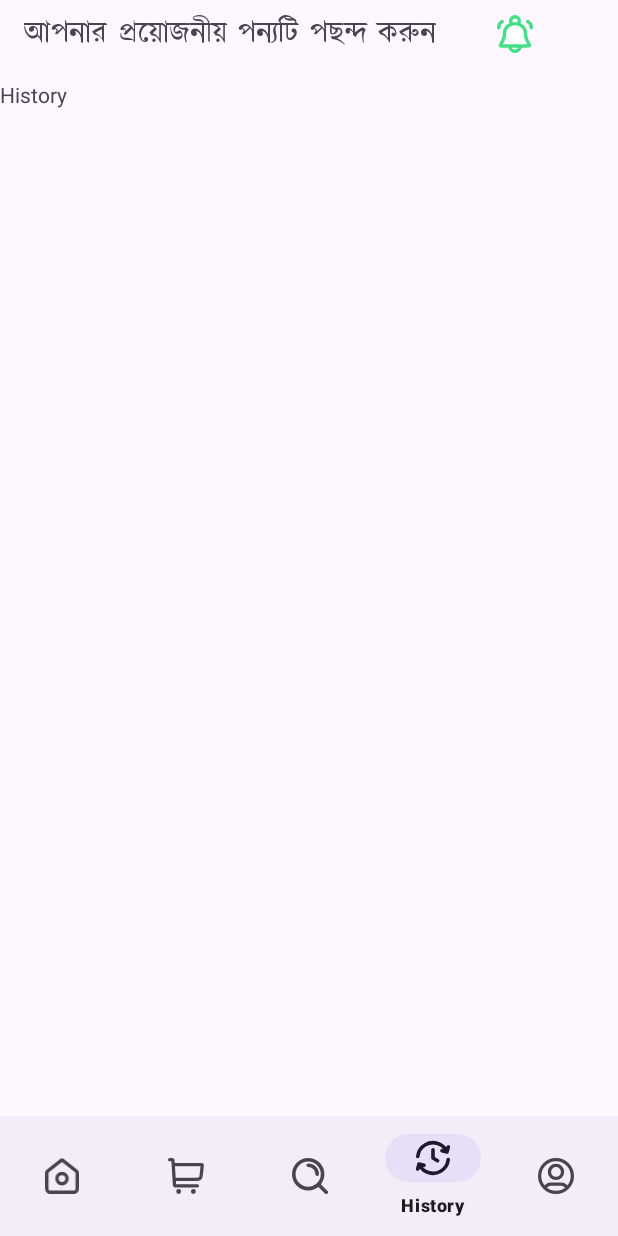
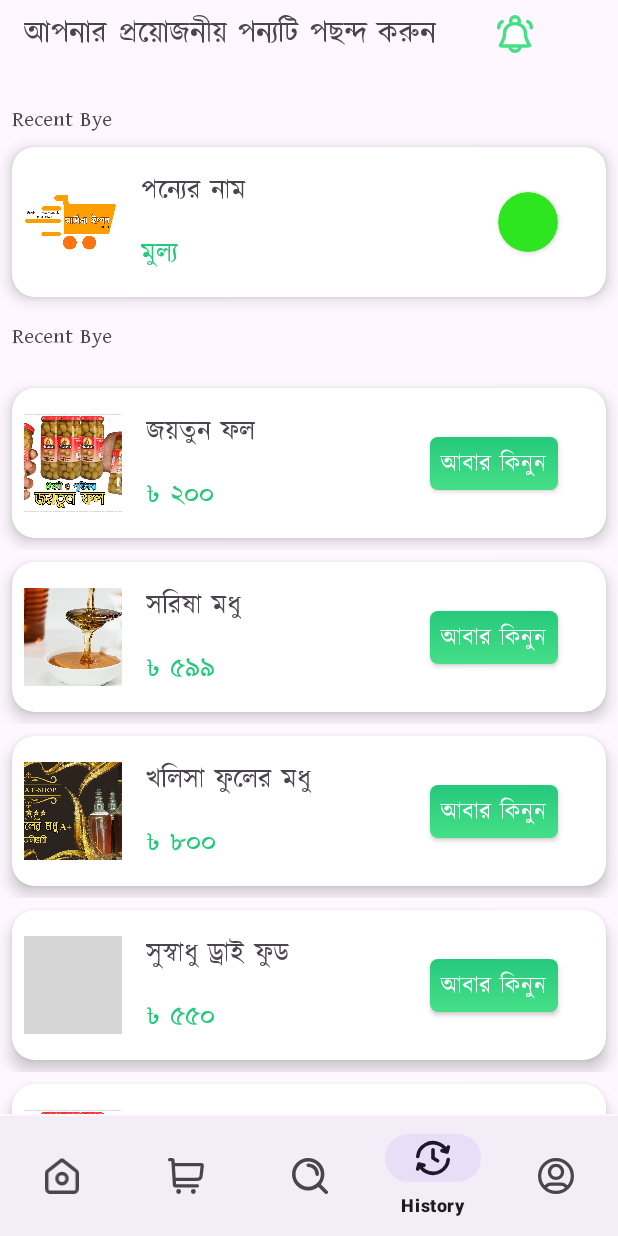
Before and after one commit to saifullah5555/Madina-Eshop-App, an Android app: the HistoryFragment screen opened through its navigation route, on a phone screen of 412 x 824 dp. Run offline under Robolectric (Android 15) with nearby library versions, the light colour scheme and no system bars; our stand-ins replace navigation-ui; libraries missing offline, so code that uses them is left out: com.denzcoskun.imageslider; 10 statements that could not run were skipped; grey boxes are pictures that could not be loaded.

Commit message:
alhamdulillah history fragment Porjonto All ok, Date:4/10/2023. Time: 11:30 Pm Sokal. Neat Root Video 8no. ses holo

```diff
--- a/app/src/main/java/com/madinafinal/madinaeshop/Freagment/HistoryFragment.kt
+++ b/app/src/main/java/com/madinafinal/madinaeshop/Freagment/HistoryFragment.kt
@@ -5,56 +5,52 @@ import androidx.fragment.app.Fragment
 import android.view.LayoutInflater
 import android.view.View
 import android.view.ViewGroup
+import androidx.recyclerview.widget.LinearLayoutManager
 import com.madinafinal.madinaeshop.R
+import com.madinafinal.madinaeshop.adapter.ByeAgainAdapter
+import com.madinafinal.madinaeshop.databinding.FragmentHistoryBinding
 
-// TODO: Rename parameter arguments, choose names that match
-// the fragment initialization parameters, e.g. ARG_ITEM_NUMBER
-private const val ARG_PARAM1 = "param1"
-private const val ARG_PARAM2 = "param2"
-
-/**
- * A simple [Fragment] subclass.
- * Use the [HistoryFragment.newInstance] factory method to
- * create an instance of this fragment.
- */
 class HistoryFragment : Fragment() {
-    // TODO: Rename and change types of parameters
-    private var param1: String? = null
-    private var param2: String? = null
+    private lateinit var binding: FragmentHistoryBinding
+    private lateinit var byeAgainAdapter: ByeAgainAdapter
 
     override fun onCreate(savedInstanceState: Bundle?) {
         super.onCreate(savedInstanceState)
-        arguments?.let {
-            param1 = it.getString(ARG_PARAM1)
-            param2 = it.getString(ARG_PARAM2)
-        }
+
     }
 
     override fun onCreateView(
         inflater: LayoutInflater, container: ViewGroup?,
         savedInstanceState: Bundle?
-    ): View? {
+    ): View {
+        binding= FragmentHistoryBinding.inflate(layoutInflater,container,false)
         // Inflate the layout for this fragment
-        return inflater.inflate(R.layout.fragment_history, container, false)
+        setupRecyclerView()
+        return binding.root
+    }
+    private fun setupRecyclerView(){
+         val byeagainFoodName = listOf("জয়তুন ফল", "সরিষা মধু", "খলিসা ফুলের মধু", "সুস্বাধু ড্রাই ফুড",
+            "জয়তুন ফল", "সরিষা মধু", "খলিসা ফুলের মধু", "সুস্বাধু ড্রাই ফুড")
+
+        val byeagainFoodPrice = listOf("৳ ২০০", "৳ ৫৯৯", "৳ ৮০০", "৳ ৫৫০",
+            "৳ ২০০", "৳ ৫৯৯", "৳ ৮০০", "৳ ৫৫০")
+
+         val byeagainFoodImage = listOf(
+            R.drawable.jaytun_banner2,
+            R.drawable.sorisamodhu_banner,
+            R.drawable.khalisa_banner,
+            R.drawable.dryfood_banner,
+            R.drawable.jaytun_banner2,
+            R.drawable.sorisamodhu_banner,
+            R.drawable.khalisa_banner,
+            R.drawable.dryfood_banner,)
+        byeAgainAdapter = ByeAgainAdapter(byeagainFoodName,byeagainFoodPrice,byeagainFoodImage)
+        binding.ByeAgainRecyclerView.adapter = byeAgainAdapter
+        binding.ByeAgainRecyclerView.layoutManager= LinearLayoutManager(requireContext())
     }
 
     companion object {
-        /**
-         * Use this factory method to create a new instance of
-         * this fragment using the provided parameters.
-         *
-         * @param param1 Parameter 1.
-         * @param param2 Parameter 2.
-         * @return A new instance of fragment HistoryFragment.
-         */
-        // TODO: Rename and change types and number of parameters
-        @JvmStatic
-        fun newInstance(param1: String, param2: String) =
-            HistoryFragment().apply {
-                arguments = Bundle().apply {
-                    putString(ARG_PARAM1, param1)
-                    putString(ARG_PARAM2, param2)
-                }
-            }
+
+
     }
 }
--- a/app/src/main/java/com/madinafinal/madinaeshop/Freagment/SearchFragment.kt
+++ b/app/src/main/java/com/madinafinal/madinaeshop/Freagment/SearchFragment.kt
@@ -52,6 +52,7 @@ class SearchFragment : Fragment() {
         binding.allMenuRecyclerView.adapter = adapter
 
             //setup for Search View
+
             setupSearchView()
             //show all menu items
             showAllMane()
--- /dev/null
+++ b/app/src/main/java/com/madinafinal/madinaeshop/adapter/ByeAgainAdapter.kt
@@ -0,0 +1,36 @@
+package com.madinafinal.madinaeshop.adapter
+
+import android.view.LayoutInflater
+import android.view.ViewGroup
+import androidx.recyclerview.widget.RecyclerView
+import com.madinafinal.madinaeshop.databinding.ByeAgainItemBinding
+
+class ByeAgainAdapter(private val ByeAgainFoodNamee: List<String>,
+                      private val ByeAgainFoodPricee: List<String>,
+                      private val ByeAgainFoodImagee: List<Int>
+): RecyclerView
+.Adapter<ByeAgainAdapter.ByeAgainViewHolder>() {
+
+    override fun onBindViewHolder(holder: ByeAgainViewHolder, position: Int) {
+        holder.bind(ByeAgainFoodNamee[position],ByeAgainFoodPricee[position],ByeAgainFoodImagee[position])
+    }
+
+    override fun onCreateViewHolder(parent: ViewGroup, viewType: Int): ByeAgainViewHolder {
+        val binding = ByeAgainItemBinding.inflate(LayoutInflater.from(parent.context),parent,false)
+        return ByeAgainViewHolder(binding)
+    }
+
+
+    override fun getItemCount(): Int = ByeAgainFoodNamee.size
+    class ByeAgainViewHolder(private val binding: ByeAgainItemBinding):RecyclerView.ViewHolder
+        (binding.root) {
+        fun bind(foodName: String, foodPrice: String, foodImage: Int) {
+            binding.byeAgainFoodName.text= foodName
+            binding.byeAgainFoodPrice.text= foodPrice
+            binding.byeAgainFoodImage.setImageResource(foodImage)
+        }
+
+    }
+
+
+}
--- /dev/null
+++ b/app/src/main/res/layout/bye_again_item.xml
@@ -0,0 +1,79 @@
+<?xml version="1.0" encoding="utf-8"?>
+<androidx.constraintlayout.widget.ConstraintLayout xmlns:android="http://schemas.android.com/apk/res/android"
+    xmlns:app="http://schemas.android.com/apk/res-auto"
+    android:layout_width="match_parent"
+    android:layout_height="wrap_content">
+
+    <androidx.cardview.widget.CardView
+        android:id="@+id/cardView2"
+        android:layout_width="match_parent"
+        android:layout_height="100dp"
+        android:layout_marginStart="8dp"
+        android:layout_marginTop="8dp"
+        android:layout_marginEnd="8dp"
+        android:layout_marginBottom="8dp"
+        app:cardCornerRadius="15dp"
+        app:cardElevation="6dp"
+        app:layout_constraintBottom_toBottomOf="parent"
+        app:layout_constraintEnd_toEndOf="parent"
+        app:layout_constraintStart_toStartOf="parent"
+        app:layout_constraintTop_toTopOf="parent">
+
+        <androidx.constraintlayout.widget.ConstraintLayout
+            android:layout_width="match_parent"
+            android:layout_height="match_parent">
+
+            <ImageView
+                android:id="@+id/byeAgainFoodImage"
+                android:layout_width="65dp"
+                android:layout_height="65dp"
+                android:layout_marginStart="8dp"
+                android:scaleType="centerCrop"
+                android:src="@drawable/madinaap_logo"
+                app:layout_constraintBottom_toBottomOf="parent"
+                app:layout_constraintStart_toStartOf="parent"
+                app:layout_constraintTop_toTopOf="parent" />
+
+            <TextView
+                android:id="@+id/byeAgainFoodName"
+                android:layout_width="wrap_content"
+                android:layout_height="wrap_content"
+                android:layout_marginStart="16dp"
+                android:fontFamily="@font/kalpurush"
+                android:text="পন্যের নাম"
+                android:textSize="18sp"
+                app:layout_constraintBottom_toTopOf="@+id/byeAgainFoodPrice"
+                app:layout_constraintStart_toEndOf="@+id/byeAgainFoodImage"
+                app:layout_constraintTop_toTopOf="parent" />
+
+            <TextView
+                android:id="@+id/byeAgainFoodPrice"
+                android:layout_width="wrap_content"
+                android:layout_height="wrap_content"
+                android:fontFamily="@font/kalpurush"
+                android:text="@string/mullo"
+                android:textColor="@color/green"
+                android:textSize="18sp"
+                app:layout_constraintBottom_toBottomOf="parent"
+                app:layout_constraintStart_toStartOf="@+id/byeAgainFoodName"
+                app:layout_constraintTop_toBottomOf="@+id/byeAgainFoodName" />
+
+            <androidx.appcompat.widget.AppCompatButton
+                android:id="@+id/byeAgainFoodButton"
+                android:layout_width="85dp"
+                android:layout_height="35dp"
+                android:layout_marginEnd="32dp"
+                android:background="@drawable/addtocartshape"
+                android:fontFamily="@font/kalpurush"
+                android:text="আবার কিনুন"
+                android:textAllCaps="false"
+                android:textColor="@color/white"
+                android:textSize="16sp"
+                app:layout_constraintBottom_toBottomOf="parent"
+                app:layout_constraintEnd_toEndOf="parent"
+                app:layout_constraintTop_toTopOf="parent" />
+        </androidx.constraintlayout.widget.ConstraintLayout>
+
+    </androidx.cardview.widget.CardView>
+
+</androidx.constraintlayout.widget.ConstraintLayout>
--- a/app/src/main/res/layout/fragment_history.xml
+++ b/app/src/main/res/layout/fragment_history.xml
@@ -1,14 +1,115 @@
 <?xml version="1.0" encoding="utf-8"?>
 <FrameLayout xmlns:android="http://schemas.android.com/apk/res/android"
+    xmlns:app="http://schemas.android.com/apk/res-auto"
     xmlns:tools="http://schemas.android.com/tools"
     android:layout_width="match_parent"
     android:layout_height="match_parent"
     tools:context=".Freagment.HistoryFragment">
 
-    <!-- TODO: Update blank fragment layout -->
-    <TextView
+    <androidx.constraintlayout.widget.ConstraintLayout
         android:layout_width="match_parent"
-        android:layout_height="match_parent"
-        android:text="History" />
+        android:layout_height="match_parent">
+
+        <TextView
+            android:id="@+id/textView27"
+            android:layout_width="wrap_content"
+            android:layout_height="wrap_content"
+            android:layout_marginStart="8dp"
+            android:layout_marginTop="16dp"
+            android:fontFamily="@font/kalpurush"
+            android:text="Recent Bye"
+            app:layout_constraintStart_toStartOf="parent"
+            app:layout_constraintTop_toTopOf="parent" />
+
+        <androidx.cardview.widget.CardView
+            android:id="@+id/cardView2"
+            android:layout_width="match_parent"
+            android:layout_height="100dp"
+            android:layout_marginStart="8dp"
+            android:layout_marginTop="8dp"
+            android:layout_marginEnd="8dp"
+            app:cardCornerRadius="15dp"
+            app:cardElevation="6dp"
+            app:layout_constraintEnd_toEndOf="parent"
+            app:layout_constraintStart_toStartOf="parent"
+            app:layout_constraintTop_toBottomOf="@+id/textView27">
+
+            <androidx.constraintlayout.widget.ConstraintLayout
+                android:layout_width="match_parent"
+                android:layout_height="match_parent">
+
+                <ImageView
+                    android:id="@+id/byeAgainFoodImage"
+                    android:layout_width="62dp"
+                    android:layout_height="62dp"
+                    android:layout_marginStart="8dp"
+                    android:layout_marginTop="8dp"
+                    android:layout_marginBottom="8dp"
+                    android:src="@drawable/madinaap_logo"
+                    app:layout_constraintBottom_toBottomOf="parent"
+                    app:layout_constraintStart_toStartOf="parent"
+                    app:layout_constraintTop_toTopOf="parent" />
+
+                <TextView
+                    android:id="@+id/byeAgainFoodName"
+                    android:layout_width="wrap_content"
+                    android:layout_height="wrap_content"
+                    android:layout_marginStart="16dp"
+                    android:fontFamily="@font/kalpurush"
+                    android:text="পন্যের নাম"
+                    android:textSize="18sp"
+                    app:layout_constraintBottom_toTopOf="@+id/byeAgainFoodPrice"
+                    app:layout_constraintStart_toEndOf="@+id/byeAgainFoodImage"
+                    app:layout_constraintTop_toTopOf="parent" />
+
+                <TextView
+                    android:id="@+id/byeAgainFoodPrice"
+                    android:layout_width="wrap_content"
+                    android:layout_height="wrap_content"
+                    android:fontFamily="@font/kalpurush"
+                    android:text="মুল্য"
+                    android:textColor="@color/green"
+                    android:textSize="18sp"
+                    app:layout_constraintBottom_toBottomOf="parent"
+                    app:layout_constraintStart_toStartOf="@+id/byeAgainFoodName"
+                    app:layout_constraintTop_toBottomOf="@+id/byeAgainFoodName" />
+
+                <androidx.cardview.widget.CardView
+                    android:id="@+id/orderStutus"
+                    android:layout_width="40dp"
+                    android:layout_height="40dp"
+                    android:layout_marginEnd="32dp"
+                    app:cardBackgroundColor="#2DE61F"
+                    app:cardCornerRadius="20dp"
+                    app:layout_constraintBottom_toBottomOf="parent"
+                    app:layout_constraintEnd_toEndOf="parent"
+                    app:layout_constraintTop_toTopOf="parent" />
+            </androidx.constraintlayout.widget.ConstraintLayout>
+
+        </androidx.cardview.widget.CardView>
+
+        <TextView
+            android:id="@+id/textView30"
+            android:layout_width="wrap_content"
+            android:layout_height="wrap_content"
+            android:layout_marginStart="8dp"
+            android:layout_marginTop="16dp"
+            android:fontFamily="@font/kalpurush"
+            android:text="Recent Bye"
+            app:layout_constraintStart_toStartOf="parent"
+            app:layout_constraintTop_toBottomOf="@+id/cardView2" />
+
+        <androidx.recyclerview.widget.RecyclerView
+            android:id="@+id/ByeAgainRecyclerView"
+            android:layout_width="0dp"
+            android:layout_height="0dp"
+            android:layout_marginTop="16dp"
+            app:layout_constraintBottom_toBottomOf="parent"
+            app:layout_constraintEnd_toEndOf="parent"
+            app:layout_constraintStart_toStartOf="parent"
+            app:layout_constraintTop_toBottomOf="@+id/textView30"
+            tools:listitem="@layout/bye_again_item" />
+
+    </androidx.constraintlayout.widget.ConstraintLayout>
 
 </FrameLayout>
--- a/app/src/main/res/layout/menu_item.xml
+++ b/app/src/main/res/layout/menu_item.xml
@@ -51,7 +51,7 @@
                 android:id="@+id/menuitemprice"
                 android:layout_width="wrap_content"
                 android:layout_height="wrap_content"
-                android:layout_marginTop="20dp"
+                android:layout_marginTop="8dp"
                 android:layout_marginEnd="52dp"
                 android:fontFamily="@font/kalpurush"
                 android:text="৳ ২০০"
--- a/app/src/main/res/values/strings.xml
+++ b/app/src/main/res/values/strings.xml
@@ -5,4 +5,5 @@
         যাতে \nডেলিভারীর সঠিক সময়টা আমরা সুনিশ্চিত ভাবে আপনাকে \nজানাতে পারি\n(ধন্যবাদান্তে মাদিনা ইশপ টিম)</string>
     <!-- TODO: Remove or change this placeholder text -->
     <string name="hello_blank_fragment">Hello blank fragment</string>
+    <string name="mullo">মুল্য</string>
 </resources>
```
